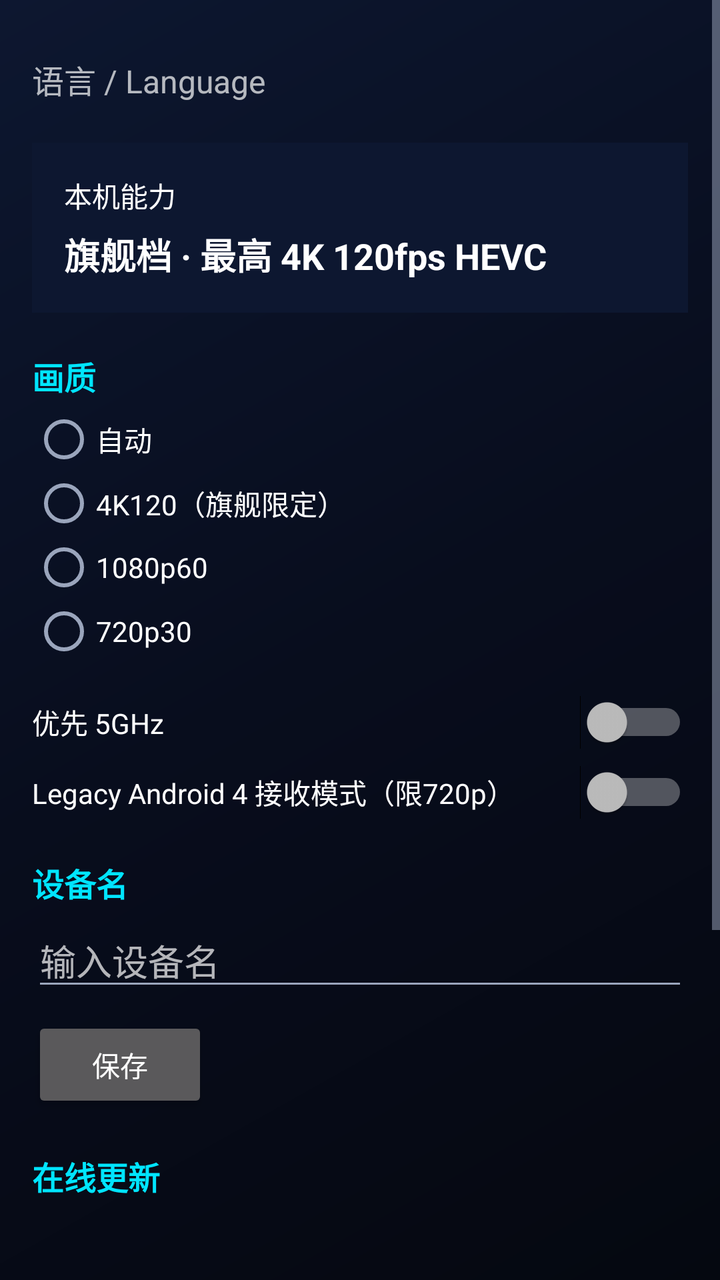
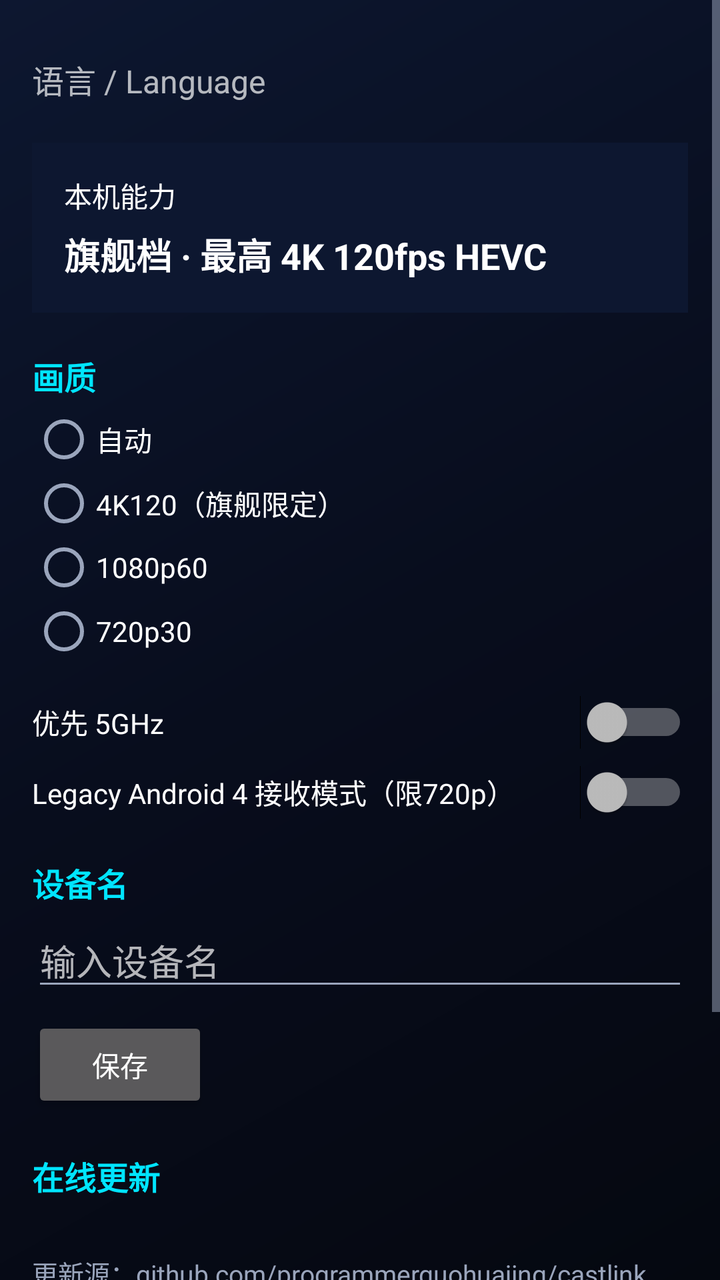

The first picture is an Android layout as it rendered before a commit; the second is the same layout after the commit. The layout source and the unified diff follow.
<!-- AndroidManifest.xml: application theme Theme.CastLink -->
<!-- res/layout/activity_settings.xml -->
<?xml version="1.0" encoding="utf-8"?>
<ScrollView xmlns:android="http://schemas.android.com/apk/res/android"
    android:layout_width="match_parent"
    android:layout_height="match_parent"
    android:background="@drawable/bg_nebula">

    <LinearLayout
        android:layout_width="match_parent"
        android:layout_height="wrap_content"
        android:orientation="vertical"
        android:padding="16dp">

        
        <LinearLayout
            android:id="@+id/row_language"
            android:layout_width="match_parent"
            android:layout_height="wrap_content"
            android:clickable="true"
            android:focusable="true"
            android:gravity="center_vertical"
            android:orientation="horizontal"
            android:paddingTop="12dp"
            android:paddingBottom="12dp">

            <TextView
                android:layout_width="0dp"
                android:layout_height="wrap_content"
                android:layout_weight="1"
                android:text="@string/setting_language_title"
                android:textSize="16sp" />

            <TextView
                android:id="@+id/tv_lang_summary"
                android:layout_width="wrap_content"
                android:layout_height="wrap_content"
                android:textColor="@color/text_secondary"
                android:textSize="14sp" />
        </LinearLayout>

        
        <LinearLayout
            android:layout_width="match_parent"
            android:layout_height="wrap_content"
            android:layout_marginTop="8dp"
            android:background="@color/deep_blue"
            android:orientation="vertical"
            android:padding="16dp">

            <TextView
                android:layout_width="wrap_content"
                android:layout_height="wrap_content"
                android:text="@string/device_capability_title"
                android:textColor="@color/white"
                android:textSize="14sp" />

            <TextView
                android:layout_width="wrap_content"
                android:layout_height="wrap_content"
                android:layout_marginTop="6dp"
                android:text="@string/device_capability_desc"
                android:textColor="@color/white"
                android:textSize="18sp"
                android:textStyle="bold" />
        </LinearLayout>

        
        <TextView
            android:layout_width="wrap_content"
            android:layout_height="wrap_content"
            android:layout_marginTop="20dp"
            android:text="@string/setting_quality_title"
            android:textSize="16sp"
            android:textStyle="bold"
            android:textColor="@color/nebula_cyan" />

        <RadioGroup
            android:id="@+id/rg_quality"
            android:layout_width="match_parent"
            android:layout_height="wrap_content"
            android:layout_marginTop="4dp"
            android:orientation="vertical">

            <RadioButton
                android:id="@+id/rb_quality_auto"
                android:layout_width="match_parent"
                android:layout_height="wrap_content"
                android:text="@string/quality_auto" />

            <RadioButton
                android:id="@+id/rb_quality_flagship"
                android:layout_width="match_parent"
                android:layout_height="wrap_content"
                android:text="@string/quality_flagship" />

            <RadioButton
                android:id="@+id/rb_quality_1080p"
                android:layout_width="match_parent"
                android:layout_height="wrap_content"
                android:text="@string/quality_1080p" />

            <RadioButton
                android:id="@+id/rb_quality_720p"
                android:layout_width="match_parent"
                android:layout_height="wrap_content"
                android:text="@string/quality_720p" />
        </RadioGroup>

        
        <Switch
            android:id="@+id/sw_prefer_5g"
            android:layout_width="match_parent"
            android:layout_height="wrap_content"
            android:layout_marginTop="16dp"
            android:text="@string/setting_prefer_5g" />

        <Switch
            android:id="@+id/sw_legacy_mode"
            android:layout_width="match_parent"
            android:layout_height="wrap_content"
            android:layout_marginTop="8dp"
            android:text="@string/setting_legacy_mode" />

        
        <TextView
            android:layout_width="wrap_content"
            android:layout_height="wrap_content"
            android:layout_marginTop="20dp"
            android:text="@string/setting_device_name"
            android:textSize="16sp"
            android:textStyle="bold"
            android:textColor="@color/nebula_cyan" />

        <EditText
            android:id="@+id/et_device_name"
            android:layout_width="match_parent"
            android:layout_height="wrap_content"
            android:layout_marginTop="4dp"
            android:hint="@string/device_name_hint"
            android:inputType="text"
            android:maxLines="1" />

        <Button
            android:id="@+id/btn_save_device_name"
            android:layout_width="wrap_content"
            android:layout_height="wrap_content"
            android:layout_marginTop="8dp"
            android:text="@string/btn_save" />

        
        <TextView
            android:layout_width="wrap_content"
            android:layout_height="wrap_content"
            android:layout_marginTop="20dp"
            android:text="@string/setting_update_title"
            android:textSize="16sp"
            android:textStyle="bold"
            android:textColor="@color/nebula_cyan" />

        <TextView
            android:id="@+id/tv_update_version"
            android:layout_width="wrap_content"
            android:layout_height="wrap_content"
            android:layout_marginTop="4dp"
            android:textColor="@color/text_secondary"
            android:textSize="14sp" />

        <EditText
            android:id="@+id/et_update_owner"
            android:layout_width="match_parent"
            android:layout_height="wrap_content"
            android:layout_marginTop="4dp"
            android:hint="@string/update_owner_hint"
            android:inputType="text"
            android:maxLines="1" />

        <EditText
            android:id="@+id/et_update_repo"
            android:layout_width="match_parent"
            android:layout_height="wrap_content"
            android:layout_marginTop="4dp"
            android:hint="@string/update_repo_hint"
            android:inputType="text"
            android:maxLines="1" />

        <TextView
            android:layout_width="wrap_content"
            android:layout_height="wrap_content"
            android:layout_marginTop="8dp"
            android:text="@string/update_mirror_label"
            android:textSize="14sp" />

        <Spinner
            android:id="@+id/sp_update_mirror"
            android:layout_width="match_parent"
            android:layout_height="wrap_content"
            android:layout_marginTop="4dp" />

        <LinearLayout
            android:layout_width="match_parent"
            android:layout_height="wrap_content"
            android:layout_marginTop="8dp"
            android:orientation="horizontal">

            <Button
                android:id="@+id/btn_check_update"
                android:layout_width="wrap_content"
                android:layout_height="wrap_content"
                android:text="@string/btn_check_update" />

            <Button
                android:id="@+id/btn_save_update_cfg"
                android:layout_width="wrap_content"
                android:layout_height="wrap_content"
                android:layout_marginStart="8dp"
                android:text="@string/btn_save" />
        </LinearLayout>

        <Switch
            android:id="@+id/sw_auto_update"
            android:layout_width="match_parent"
            android:layout_height="wrap_content"
            android:layout_marginTop="8dp"
            android:text="@string/setting_auto_update" />
    </LinearLayout>
</ScrollView>
<!-- resources referenced by this layout -->
<resources>
  <color name="deep_blue">#0D1730</color>
  <color name="nebula_cyan">#00E5FF</color>
  <color name="text_secondary">#9AA5BC</color>
  <color name="white">#FFFFFF</color>
  <!-- drawable bg_nebula (drawable) -->
  <?xml version="1.0" encoding="utf-8"?>
  <shape xmlns:android="http://schemas.android.com/apk/res/android"
      android:shape="rectangle">
      <gradient
          android:angle="135"
          android:startColor="#050810"
          android:centerColor="#080D1D"
          android:endColor="#0D1730"
          android:type="linear" />
  </shape>
  <string name="btn_check_update">检查更新</string>
  <string name="btn_save">保存</string>
  <string name="device_capability_desc">旗舰档 · 最高 4K 120fps HEVC</string>
  <string name="device_capability_title">本机能力</string>
  <string name="device_name_hint">输入设备名</string>
  <string name="quality_1080p">1080p60</string>
  <string name="quality_720p">720p30</string>
  <string name="quality_auto">自动</string>
  <string name="quality_flagship">4K120（旗舰限定）</string>
  <string name="setting_auto_update">启动时自动检查更新（每天一次）</string>
  <string name="setting_device_name">设备名</string>
  <string name="setting_language_title">语言 / Language</string>
  <string name="setting_legacy_mode">Legacy Android 4 接收模式（限720p）</string>
  <string name="setting_prefer_5g">优先 5GHz</string>
  <string name="setting_quality_title">画质</string>
  <string name="setting_update_title">在线更新</string>
  <string name="update_mirror_label">下载镜像源</string>
  <string name="update_owner_hint">GitHub 用户名（如 programmerguohuajing）</string>
  <string name="update_repo_hint">仓库名（如 castlink-releases）</string>
  <style name="Theme.CastLink" parent="android:Theme.Material.NoActionBar">
          <item name="android:colorPrimary">@color/nebula_cyan</item>
          <item name="android:colorPrimaryDark">@color/nebula_bg</item>
          <item name="android:colorAccent">@color/nebula_cyan</item>
          <item name="android:windowBackground">@drawable/bg_nebula</item>
          <item name="android:textColorPrimary">@color/nebula_text</item>
          <item name="android:textColorSecondary">@color/nebula_text_2ry</item>
      </style>
  <color name="nebula_bg">#050810</color>
  <color name="nebula_text">#FFFFFF</color>
  <color name="nebula_text_2ry">#9AA5BC</color>
</resources>

<!-- the commit's change to res/layout/activity_settings.xml (unified diff, before → after) -->
@@ -164,23 +164,13 @@
             android:textColor="@color/text_secondary"
             android:textSize="14sp" />
 
-        <EditText
-            android:id="@+id/et_update_owner"
-            android:layout_width="match_parent"
-            android:layout_height="wrap_content"
-            android:layout_marginTop="4dp"
-            android:hint="@string/update_owner_hint"
-            android:inputType="text"
-            android:maxLines="1" />
-
-        <EditText
-            android:id="@+id/et_update_repo"
-            android:layout_width="match_parent"
-            android:layout_height="wrap_content"
-            android:layout_marginTop="4dp"
-            android:hint="@string/update_repo_hint"
-            android:inputType="text"
-            android:maxLines="1" />
+        <TextView
+            android:layout_width="wrap_content"
+            android:layout_height="wrap_content"
+            android:layout_marginTop="4dp"
+            android:text="@string/update_source"
+            android:textColor="@color/text_secondary"
+            android:textSize="13sp" />
 
         <TextView
             android:layout_width="wrap_content"
<!-- resource entries referenced after the edit -->
@@ -32,8 +32,7 @@
   <string name="setting_quality_title">画质</string>
   <string name="setting_update_title">在线更新</string>
   <string name="update_mirror_label">下载镜像源</string>
-  <string name="update_owner_hint">GitHub 用户名（如 programmerguohuajing）</string>
-  <string name="update_repo_hint">仓库名（如 castlink-releases）</string>
+  <string name="update_source">更新源：github.com/programmerguohuajing/castlink</string>
   <style name="Theme.CastLink" parent="android:Theme.Material.NoActionBar">
           <item name="android:colorPrimary">@color/nebula_cyan</item>
           <item name="android:colorPrimaryDark">@color/nebula_bg</item>
